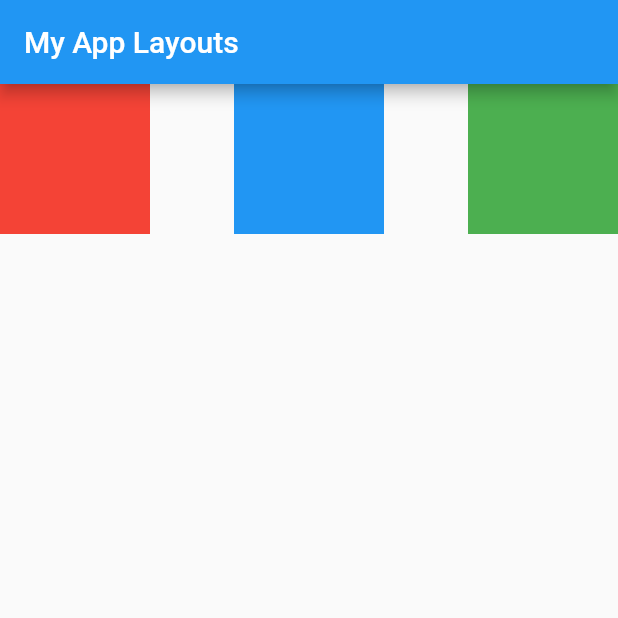
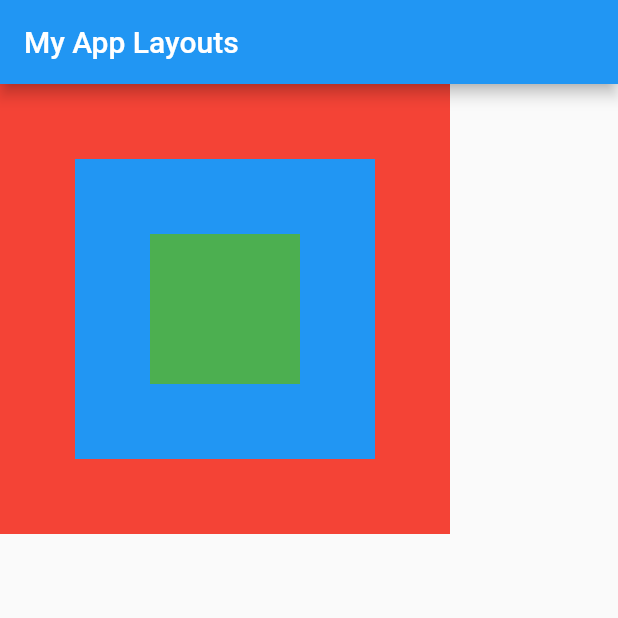
Before and after one commit to sanayut123/flutter_layouts, a Flutter app: the screen it shows after launch, on a phone screen of 412 x 824 dp, the top half of it. Run offline on Flutter 3.47's test engine with Material 2 defaults, Android fonts, the phone set to English and light mode, and no system bars.

Commit message:
stack widgets

```diff
--- a/lib/main.dart
+++ b/lib/main.dart
@@ -39,17 +39,17 @@ class MyApp extends StatelessWidget {
 class layoutWidget extends StatelessWidget {
   @override
   Widget build(BuildContext context) {
-    return Row(
-      mainAxisAlignment: MainAxisAlignment.spaceBetween,
+    return Stack(
+      alignment: Alignment.center,// Alignment(0, 0), //-1<x<1   -1<y<1   0.0 center
       children: [
         Container(
-          width: 100.0,
-          height: 100.0,
+          width: 300.0,
+          height: 300.0,
           color: Colors.red,
         ),
         Container(
-          width: 100.0,
-          height: 100.0,
+          width: 200.0,
+          height: 200.0,
           color: Colors.blue,
         ),
         Container(
```
